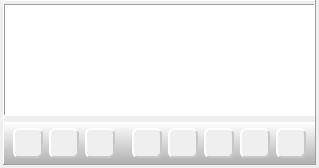
Homer-Conferencing/Homer-Conferencing, file Homer/forms/Widgets/OverviewPlaylistWidget.ui: the form before one commit.
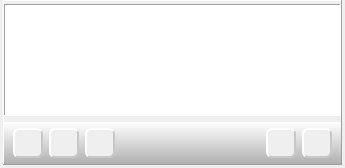
The form after the commit. Icons and pictures are not drawn.

Commit message: - cleanup for play/pause/stop/fw/bw buttons/handling

```diff
--- a/Homer/forms/Widgets/OverviewPlaylistWidget.ui
+++ b/Homer/forms/Widgets/OverviewPlaylistWidget.ui
@@ -6,7 +6,7 @@
    <rect>
     <x>0</x>
     <y>0</y>
-    <width>319</width>
+    <width>345</width>
     <height>168</height>
    </rect>
   </property>
@@ -276,144 +276,6 @@
             </property>
            </spacer>
           </item>
-          <item>
-           <widget class="QToolButton" name="mTbPlay">
-            <property name="minimumSize">
-             <size>
-              <width>30</width>
-              <height>30</height>
-             </size>
-            </property>
-            <property name="maximumSize">
-             <size>
-              <width>30</width>
-              <height>30</height>
-             </size>
-            </property>
-            <property name="toolTip">
-             <string>Play</string>
-            </property>
-            <property name="styleSheet">
-             <string notr="true">QToolButton{
-background-color: rgb(239, 239, 239);
-color: rgb(239, 239, 239);
-border-style: outset;
-border-width: 2px;
-border-color:  rgb(200, 200, 200);
-border-radius: 6px;
-}
-QToolButton:pressed{
-background-color: rgb(150, 150, 150);
-} 
-</string>
-            </property>
-            <property name="text">
-             <string>...</string>
-            </property>
-            <property name="icon">
-             <iconset resource="../../resources/Icons.qrc">
-              <normaloff>:/images/22_22/Audio_Play.png</normaloff>:/images/22_22/Audio_Play.png</iconset>
-            </property>
-            <property name="iconSize">
-             <size>
-              <width>22</width>
-              <height>22</height>
-             </size>
-            </property>
-           </widget>
-          </item>
-          <item>
-           <widget class="QToolButton" name="mTbStop">
-            <property name="minimumSize">
-             <size>
-              <width>30</width>
-              <height>30</height>
-             </size>
-            </property>
-            <property name="maximumSize">
-             <size>
-              <width>30</width>
-              <height>30</height>
-             </size>
-            </property>
-            <property name="toolTip">
-             <string>Stop</string>
-            </property>
-            <property name="styleSheet">
-             <string notr="true">QToolButton{
-background-color: rgb(239, 239, 239);
-color: rgb(239, 239, 239);
-border-style: outset;
-border-width: 2px;
-border-color:  rgb(200, 200, 200);
-border-radius: 6px;
-}
-QToolButton:pressed{
-background-color: rgb(150, 150, 150);
-} 
-</string>
-            </property>
-            <property name="text">
-             <string>...</string>
-            </property>
-            <property name="icon">
-             <iconset resource="../../resources/Icons.qrc">
-              <normaloff>:/images/22_22/Audio_Stop.png</normaloff>:/images/22_22/Audio_Stop.png</iconset>
-            </property>
-            <property name="iconSize">
-             <size>
-              <width>22</width>
-              <height>22</height>
-             </size>
-            </property>
-           </widget>
-          </item>
-          <item>
-           <widget class="QToolButton" name="mTbPause">
-            <property name="minimumSize">
-             <size>
-              <width>30</width>
-              <height>30</height>
-             </size>
-            </property>
-            <property name="maximumSize">
-             <size>
-              <width>30</width>
-              <height>30</height>
-             </size>
-            </property>
-            <property name="toolTip">
-             <string>Pause</string>
-            </property>
-            <property name="styleSheet">
-             <string notr="true">QToolButton{
-background-color: rgb(239, 239, 239);
-color: rgb(239, 239, 239);
-border-style: outset;
-border-width: 2px;
-border-color:  rgb(200, 200, 200);
-border-radius: 6px;
-}
-QToolButton:pressed{
-background-color: rgb(150, 150, 150);
-} 
-</string>
-            </property>
-            <property name="text">
-             <string>...</string>
-            </property>
-            <property name="icon">
-             <iconset resource="../../resources/Icons.qrc">
-              <normaloff>:/images/22_22/Audio_Pause.png</normaloff>:/images/22_22/Audio_Pause.png</iconset>
-            </property>
-            <property name="iconSize">
-             <size>
-              <width>22</width>
-              <height>22</height>
-             </size>
-            </property>
-           </widget>
-          </item>
           <item>
            <widget class="QToolButton" name="mTbLast">
             <property name="minimumSize">
```
The commit also changes 7 other files.
